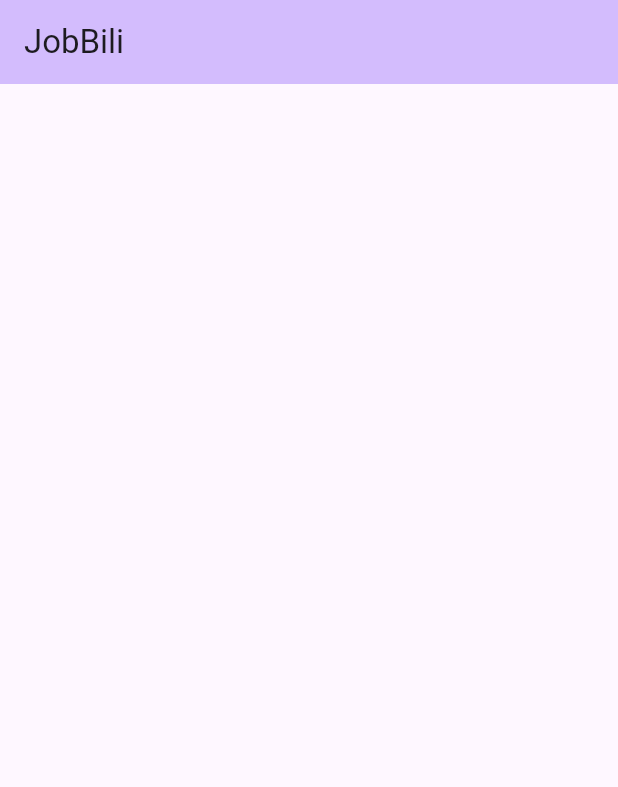
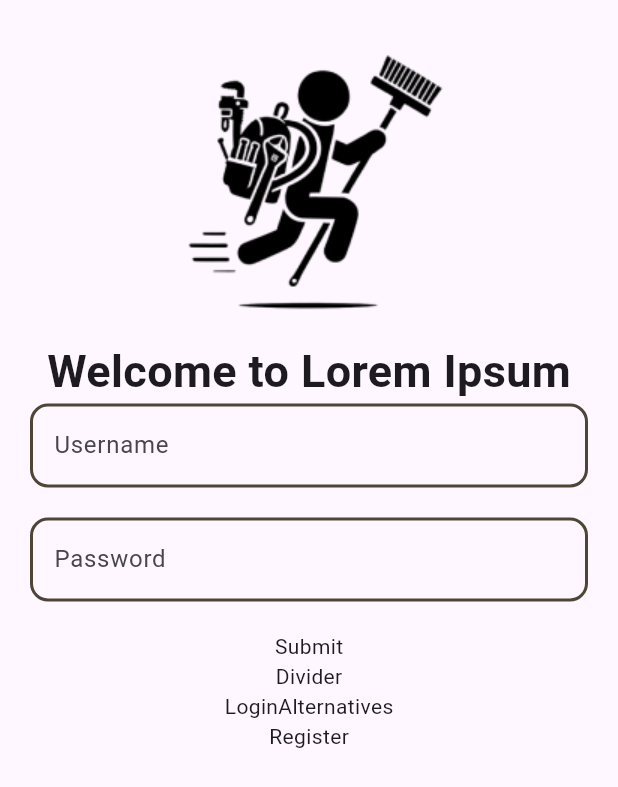
Before and after one commit to DirkSteven/JobBili, a Flutter app: the screen it shows after launch, on a phone screen of 412 x 824 dp. Shown: the top 787 px of the screen. Run offline on Flutter 3.47's test engine with Material 3 defaults, Android fonts, the phone set to English and light mode, and no system bars.

Commit message:
One Box at a time

```diff
--- a/analysis_options.yaml
+++ b/analysis_options.yaml
@@ -1,28 +1 @@
-# This file configures the analyzer, which statically analyzes Dart code to
-# check for errors, warnings, and lints.
-#
-# The issues identified by the analyzer are surfaced in the UI of Dart-enabled
-# IDEs (https://dart.dev/tools#ides-and-editors). The analyzer can also be
-# invoked from the command line by running `flutter analyze`.
-
-# The following line activates a set of recommended lints for Flutter apps,
-# packages, and plugins designed to encourage good coding practices.
-include: package:flutter_lints/flutter.yaml
-
-linter:
-  # The lint rules applied to this project can be customized in the
-  # section below to disable rules from the `package:flutter_lints/flutter.yaml`
-  # included above or to enable additional rules. A list of all available lints
-  # and their documentation is published at https://dart.dev/lints.
-  #
-  # Instead of disabling a lint rule for the entire project in the
-  # section below, it can also be suppressed for a single line of code
-  # or a specific dart file by using the `// ignore: name_of_lint` and
-  # `// ignore_for_file: name_of_lint` syntax on the line or in the file
-  # producing the lint.
-  rules:
-    # avoid_print: false  # Uncomment to disable the `avoid_print` rule
-    # prefer_single_quotes: true  # Uncomment to enable the `prefer_single_quotes` rule
-
-# Additional information about this file can be found at
-# https://dart.dev/guides/language/analysis-options
+// include: package:flutter_lints/flutter.yaml
--- a/lib/main.dart
+++ b/lib/main.dart
@@ -1,43 +1,24 @@
 import 'package:flutter/material.dart';
+import 'package:oprehab/screens/login_page.dart';
+import 'package:flutter/rendering.dart';
 
+// development mode, comment in production
 void main() {
-  runApp(const MyApp());
+  debugPaintSizeEnabled = true;
+  runApp(const MainApp());
 }
 
-class MyApp extends StatelessWidget {
-  const MyApp({super.key});
+// uncomment in production
+
+// void main() => runApp(const MainApp());
+
+class MainApp extends StatelessWidget {
+  const MainApp({super.key});
 
   @override
   Widget build(BuildContext context) {
-    return MaterialApp(
-      title: "JobBili",
+    return const MaterialApp(
       debugShowCheckedModeBanner: false,
-      theme: ThemeData(
-        colorScheme: ColorScheme.fromSeed(seedColor: Colors.deepPurple),
-        useMaterial3: true,
-      ),
-      home: const MyHomePage(title: "JobBili"),
-    );
+      home: Login());
   }
 }
-
-class MyHomePage extends StatefulWidget {
-  const MyHomePage({super.key, required this.title});
-
-  final String title;
-
-  @override
-  State<MyHomePage> createState() => _MyHomePageState();
-}
-
-class _MyHomePageState extends State<MyHomePage> {
-  @override
-  Widget build(BuildContext context) {
-    return Scaffold(
-      appBar: AppBar(
-        backgroundColor: Theme.of(context).colorScheme.inversePrimary,
-        title: Text(widget.title),
-      ),
-    );
-  }
-}
--- /dev/null
+++ b/lib/screens/login_page.dart
@@ -0,0 +1,59 @@
+import 'package:flutter/material.dart';
+import 'package:oprehab/styles/layout_spacing.dart';
+
+import 'package:oprehab/widgets/local_widgets.dart';
+
+class Login extends StatelessWidget {
+  const Login({super.key});
+
+  @override
+  Widget build(BuildContext context) {
+    return Scaffold(
+      // appBar: AppBar(title: const Text("Jobbili")),
+
+      body: Container(
+        alignment: Alignment.center,
+        padding: Paddings.containerPaddingAll,
+        margin: Margins.containerMarginAll,
+        child: SizedBox(
+          width: double.infinity,
+          height: double.infinity,
+          child: Column(
+            children: [
+              Column(
+                children: [
+                  Image.asset("assets/images/logos/logo.png"),
+                  Text(
+                    "Welcome to Lorem Ipsum",
+                    style: TextStyle(fontSize: 30, fontWeight: FontWeight.bold),
+                  )
+                ],
+              ),
+              Column(
+                children: const [
+                  GenericTextField(
+                    label: "Username",
+                  ),
+                  Space(),
+                  GenericTextField(
+                    label: "Password",
+                    isObscuredText: true,
+                  ),
+                  Space(),
+                  Text("Submit")
+                ],
+              ),
+              Column(
+                children: [
+                  Text("Divider"),
+                  Text("LoginAlternatives"),
+                  Text("Register")
+                ],
+              )
+            ],
+          ),
+        ),
+      ),
+    );
+  }
+}
--- /dev/null
+++ b/lib/styles/colors.dart
@@ -0,0 +1,9 @@
+
+
+
+class LocalColors {
+  static const int primary = 0xff808080;
+  static const int neutral = 0xffFFFFF;
+  static const int accent = 0xff4E4537;
+  static const int error_colors = 0xffff3333;
+}
--- /dev/null
+++ b/lib/styles/layout_spacing.dart
@@ -0,0 +1,22 @@
+import 'package:flutter/material.dart';
+
+class Paddings {
+  static const EdgeInsets containerPaddingAll = EdgeInsets.all(10);
+  static const EdgeInsets containerPaddingHorizontal =
+      EdgeInsets.symmetric(horizontal: 20.0);
+}
+
+class Margins {
+  static const EdgeInsets containerMarginAll = EdgeInsets.all(10.0);
+  static const EdgeInsets containerMarginHorizontal =
+      EdgeInsets.symmetric(horizontal: 10.0);
+}
+
+class Space extends StatelessWidget {
+  const Space({super.key});
+
+  @override
+  Widget build(BuildContext context) {
+    return SizedBox(height: 20.0);
+  }
+}
--- /dev/null
+++ b/lib/widgets/local_widgets.dart
@@ -0,0 +1,41 @@
+import 'package:flutter/material.dart';
+import 'package:oprehab/styles/colors.dart';
+
+
+class GenericTextField extends StatelessWidget {
+  final String textFieldlabel;
+  final bool isObscureText;
+
+  const GenericTextField({super.key, required String label, bool? isObscuredText})
+      : textFieldlabel = label,  isObscureText = isObscuredText ?? false;
+
+  @override
+  Widget build(BuildContext context) {
+    final borderRadius = BorderRadius.circular(12.0);
+
+    return SizedBox(
+      width: double.infinity,
+      child: TextField(
+        obscureText: isObscureText,
+        decoration: InputDecoration(
+          enabledBorder: OutlineInputBorder(
+            borderSide:
+                BorderSide(color: Color(LocalColors.accent), width: 2.00),
+            borderRadius: borderRadius, // Use common border radius
+          ),
+          errorBorder: OutlineInputBorder(
+            borderSide: BorderSide(color: Color(LocalColors.error_colors)),
+            borderRadius: borderRadius, // Use common border radius
+          ),
+          focusedBorder: OutlineInputBorder(
+            borderSide:
+                BorderSide(color: Color(LocalColors.accent), width: 4.00),
+            borderRadius: borderRadius, // Use common border radius
+          ),
+          labelText: textFieldlabel,
+
+        ),
+      ),
+    );
+  }
+}
```
Also changed, not shown: pubspec.yaml (+7 -72 lines), assets/images/logos/logo.png (added), pubspec.lock, 24 other files.
